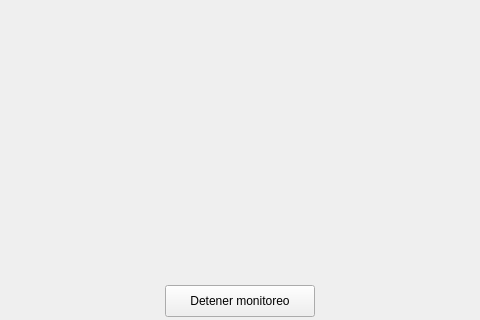
Old version of the form Client_Side/UI/detection_window.ui in the repository spardoc/Deteccion_De_Armas; both pictures show x 197 to 677 and y 210 to 530 of the 874 by 530 pixel window.
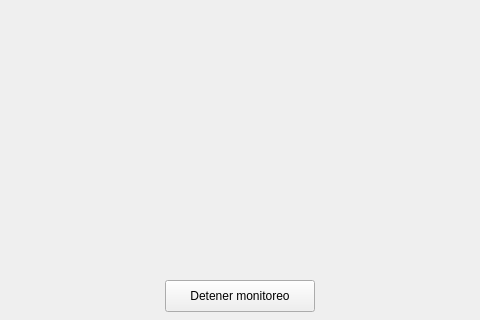
New version of the form.

Commit message: detect window

```diff
--- a/Client_Side/UI/detection_window.ui
+++ b/Client_Side/UI/detection_window.ui
@@ -10,6 +10,12 @@
     <height>530</height>
    </rect>
   </property>
+  <property name="minimumSize">
+   <size>
+    <width>874</width>
+    <height>530</height>
+   </size>
+  </property>
   <property name="maximumSize">
    <size>
     <width>874</width>
@@ -46,11 +52,17 @@
     <property name="geometry">
      <rect>
       <x>362</x>
-      <y>495</y>
+      <y>490</y>
       <width>150</width>
       <height>32</height>
      </rect>
     </property>
+    <property name="minimumSize">
+     <size>
+      <width>150</width>
+      <height>0</height>
+     </size>
+    </property>
     <property name="text">
      <string>Detener monitoreo</string>
     </property>
```
Left out of the diff: 15 changed lines with no effect on the pictures.
